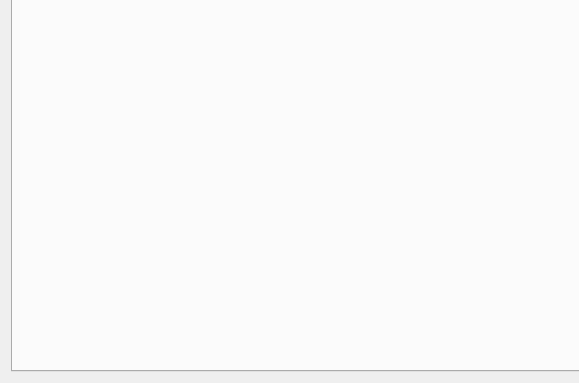
Above: src/calibre/gui2/preferences/template_functions.ui from kovidgoyal/calibre before the change; both pictures show x 0 to 579 and y 280 to 663 of the 888 by 663 pixel window. Below: the same form after it.
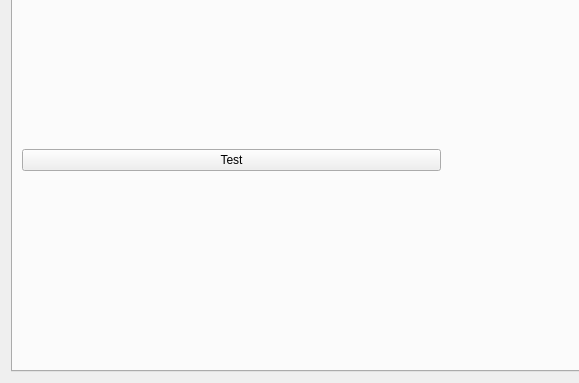
That is the form after the change. Custom widgets are drawn as their Qt base class.

Commit message: Stored Template preference editor: 1) Add a 'Test' button that opens a subsidiary template tester, permitting testing a stored template. 2) Fix some bugs triggered when editing a stored template.

Patch:
```diff
--- a/src/calibre/gui2/preferences/template_functions.ui
+++ b/src/calibre/gui2/preferences/template_functions.ui
@@ -80,6 +80,29 @@
            </property>
           </spacer>
          </item>
+         <item>
+          <widget class="QPushButton" name="st_test_template_button">
+           <property name="text">
+            <string>Test</string>
+           </property>
+           <property name="toolTip">
+            <string>Open a template tester dialog to use a template to test stored templates</string>
+           </property>
+          </widget>
+         </item>
+         <item>
+          <spacer name="verticalSpacer_2">
+           <property name="orientation">
+            <enum>Qt::Vertical</enum>
+           </property>
+           <property name="sizeHint" stdset="0">
+            <size>
+             <width>20</width>
+             <height>0</height>
+            </size>
+           </property>
+          </spacer>
+         </item>
         </layout>
        </item>
       </layout>
```
The commit also changes 2 other files.
